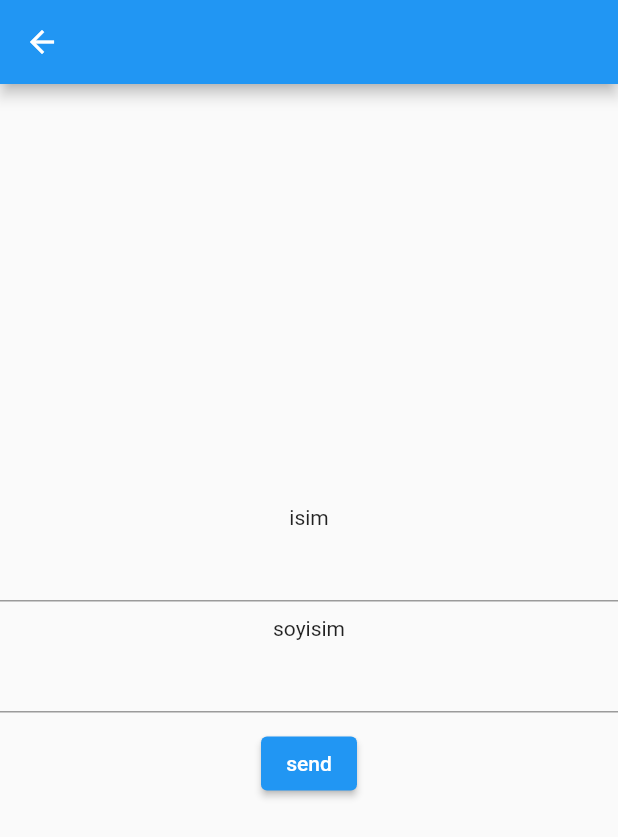
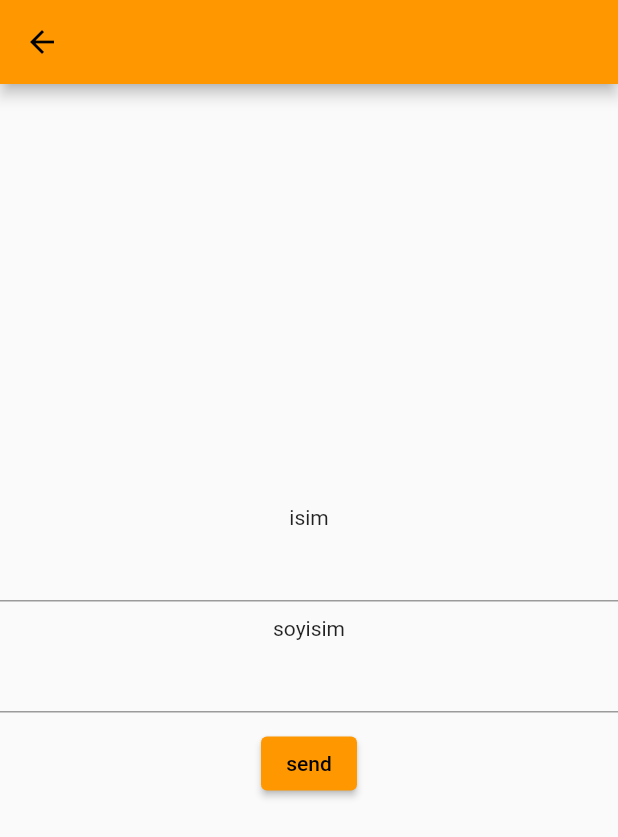
Before and after one commit to armagangok/fortune_telling, a Flutter app: the screen it shows after launch, on a phone screen of 412 x 824 dp. Shown: the top 837 px of the screen. Run offline on Flutter 3.47's test engine with Material 2 defaults, Android fonts, the phone set to English and light mode, and no system bars; our stand-ins replace connectivity_plus, dio, get, get_storage, logger.

Commit message:
refactoring: folder structure fix: bugs

```diff
--- /dev/null
+++ b/lib/core/navigation/app_pages.dart
@@ -0,0 +1,36 @@
+import 'package:fortune_telling/test_view.dart';
+import 'package:get/get.dart';
+
+import '../../feature/binding/bindings.dart';
+import '../../view/login/view/login_view.dart';
+import '../../view/splash/controller/splash_controller.dart';
+import '../../view/splash/view/splash_view.dart';
+
+part 'app_routes.dart';
+
+class AppPages {
+  AppPages._();
+  static const initial = Routes.SPLASH;
+
+  static final routes = [
+    GetPage(
+        name: _Paths.SPLASH,
+        page: () => const SplashView(),
+        binding: BindingsBuilder(() {
+          Get.lazyPut<SplashController>(
+            () => SplashController(),
+          );
+        })),
+    GetPage(
+      name: _Paths.HOME,
+      page: () => LoginView(),
+      bindings: <Bindings>[
+        TextControllerBinding(),
+      ],
+    ),
+    GetPage(
+      name: _Paths.DETAIL,
+      page: () => TestView(),
+    ),
+  ];
+}
--- a/lib/view/splash/routes/app_routes.dart
+++ b/lib/core/navigation/app_routes.dart
@@ -1,4 +1,5 @@
 part of 'app_pages.dart';
+
 abstract class Routes {
   Routes._();
   static const HOME = _Paths.HOME;
--- a/lib/main.dart
+++ b/lib/main.dart
@@ -1,13 +1,11 @@
 import 'package:flutter/material.dart';
-import 'package:fortune_telling/view/splash/routes/app_pages.dart';
 import 'package:get/get.dart';
 import 'package:get_storage/get_storage.dart';
+
+import 'core/navigation/app_pages.dart';
 import 'view/splash/view/splash_view.dart';
 
-
-
-
-void main() async{
+void main() async {
   await GetStorage.init();
   runApp(const MyApp());
 }
@@ -20,11 +18,9 @@ class MyApp extends StatelessWidget {
     return GetMaterialApp(
       debugShowCheckedModeBanner: false,
       title: 'Flutter Demo',
-      initialRoute: AppPages.INITIAL,
+      initialRoute: AppPages.initial,
       getPages: AppPages.routes,
-      theme: ThemeData(
-        primarySwatch: Colors.blue,
-      ),
+      theme: ThemeData(primarySwatch: Colors.orange),
       home: const SplashView(),
     );
   }
--- /dev/null
+++ b/lib/view/login/controller/text_controller.dart
@@ -0,0 +1,9 @@
+import 'package:flutter/material.dart';
+
+class TextController {
+  TextController._();
+  static final instance = TextController._();
+
+  final usernameController = TextEditingController();
+  final passwordController = TextEditingController();
+}
--- a/lib/view/login/view/login_view.dart
+++ b/lib/view/login/view/login_view.dart
@@ -1,44 +1,40 @@
 import 'package:flutter/material.dart';
 import 'package:fortune_telling/test_view.dart';
-import 'package:get/get_core/src/get_main.dart';
-import 'package:get/get_navigation/get_navigation.dart';
+import 'package:fortune_telling/view/login/controller/text_controller.dart';
+import 'package:get/get.dart';
 import 'package:get_storage/get_storage.dart';
+
 import '../../../core/extension/context_extension.dart';
 
 class LoginView extends StatelessWidget {
   LoginView({Key? key}) : super(key: key);
 
-  final username_controller = TextEditingController();
-  final password_controller = TextEditingController();
   final userdata = GetStorage();
+
+  final TextController textController = Get.find();
 
   @override
   Widget build(BuildContext context) {
     return GestureDetector(
-      onTap: () {
-        context.dismissKeyboard();
-      },
+      onTap: () => context.dismissKeyboard(),
       child: Scaffold(
         appBar: AppBar(),
         body: Center(
-          child: Column(mainAxisAlignment: MainAxisAlignment.center, children: [
-            Text("isim"),
-            TextField(
-              controller: username_controller,
-            ),
-            SizedBox(height: 10),
-            Text("soyisim"),
-            TextField(
-              controller: password_controller,
-            ),
-            SizedBox(height: 10),
+          child: Column(
+            mainAxisAlignment: MainAxisAlignment.center,
+            children: [
+              const Text("isim"),
+              TextField(controller: textController.usernameController),
+              const SizedBox(height: 10),
+              const Text("soyisim"),
+              TextField(controller: textController.passwordController),
+              const SizedBox(height: 10),
               ElevatedButton(
                   onPressed: () {
-                  String isim = username_controller.text;
-                  String soyisim = password_controller.text;
+                    String isim = textController.usernameController.text;
+                    String soyisim = textController.passwordController.text;
 
                     if (isim != '' && soyisim != '') {
-                    print('Successfull');
                       userdata.write('isLogged', true);
                       userdata.write('isim', isim);
                       userdata.write('soyisim', soyisim);
@@ -48,9 +44,10 @@ class LoginView extends StatelessWidget {
                           snackPosition: SnackPosition.BOTTOM);
                     }
                   },
-                child: Text("send")),
-            SizedBox(height: 10),
-          ]),
+                  child: const Text("send")),
+              const SizedBox(height: 10),
+            ],
+          ),
         ),
       ),
     );
--- a/lib/view/splash/routes/app_pages.dart
+++ /dev/null
@@ -1,29 +0,0 @@
-import 'package:fortune_telling/test_view.dart';
-import 'package:get/get.dart';
-import '../../login/view/login_view.dart';
-import '../bindings/splash_binding.dart';
-import '../view/splash_view.dart';
-
-part 'app_routes.dart';
-
-class AppPages {
-  AppPages._();
-
-  static const INITIAL = Routes.SPLASH;
-
-  static final routes = [
-    GetPage(
-      name: _Paths.SPLASH,
-      page: () => SplashView(),
-      binding: SplashBinding(),
-    ),
-    GetPage(
-      name: _Paths.HOME,
-      page: () => LoginView(),
-    ),
-    GetPage(
-      name: _Paths.DETAIL,
-      page: () => TestView(),
-    ),
-  ];
-}
```
Also changed, not shown: lib/feature/binding/bindings.dart (added, +20 -0 lines), lib/view/splash/bindings/splash_binding.dart (deleted, +0 -9 lines), lib/view/splash/controller/splash_controller.dart (+6 -4 lines), lib/view/splash/view/splash_view.dart (+12 -9 lines), 1 other file. Lines whose indentation alone changed are shown as unchanged.
